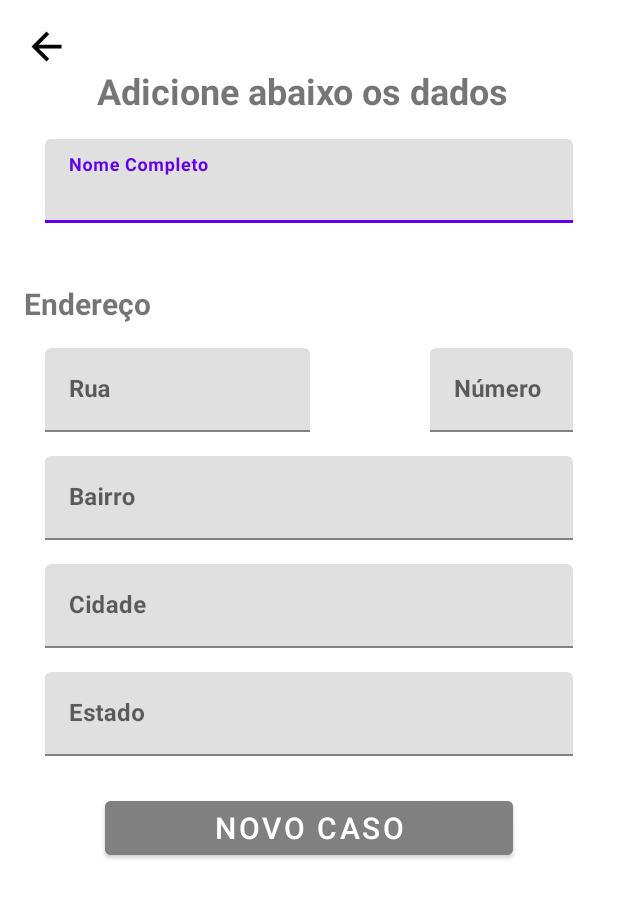
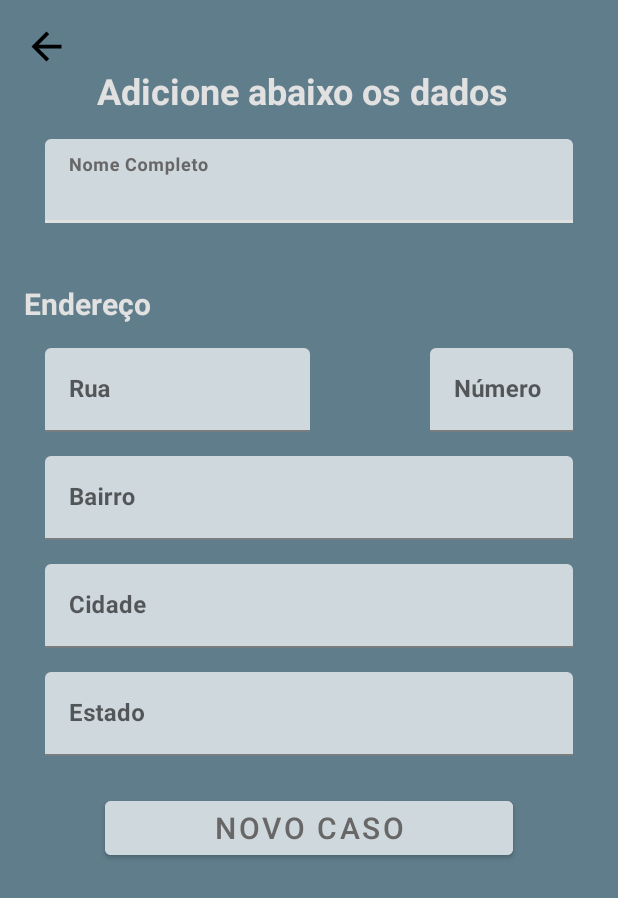
Before and after one commit to OlvDavid/Epidemic-Guard, an Android app: the screen it shows after launch once a user with an empty profile is signed in (novo_caso), after a tap on an icon or button, on a phone screen of 412 x 824 dp. Shown: the top 898 px of the screen. Run offline under Robolectric (Android 15) with nearby library versions, the phone set to English and light mode, and no system bars; our stand-ins replace Firebase (no records; nobody signed in at launch, a user with empty details on screens opened directly); Roboto replaces fonts that are not available here.

Commit message:
Melhoria completa nas telas que faltavam

```diff
--- a/app/src/main/java/com/guard/epidemicguard/perfil.java
+++ b/app/src/main/java/com/guard/epidemicguard/perfil.java
@@ -46,7 +46,7 @@ public class perfil extends AppCompatActivity {
             v.setPadding(systemBars.left, systemBars.top, systemBars.right, systemBars.bottom);
             return insets;
         });
-        inicarComponentes();
+        iniciarComponentes();
         imageVoltar.setOnClickListener(new View.OnClickListener() {
             @Override
             public void onClick(View v) {
@@ -95,7 +95,7 @@ public class perfil extends AppCompatActivity {
 
     }
 
-    private void inicarComponentes() {
+    private void iniciarComponentes() {
         imageVoltar = findViewById(R.id.imageBack);
         textNome = findViewById(R.id.textNome);
         textEmail = findViewById(R.id.textEmail);
--- a/app/src/main/res/layout/menu.xml
+++ b/app/src/main/res/layout/menu.xml
@@ -5,7 +5,7 @@
     android:id="@+id/telaMenu"
     android:layout_width="match_parent"
     android:layout_height="match_parent"
-    android:background="@color/cinza_claro">
+    android:background="#CFD8DC">
 
     <ImageView
         android:id="@+id/imagePerfil"
--- a/app/src/main/res/layout/novo_caso.xml
+++ b/app/src/main/res/layout/novo_caso.xml
@@ -5,7 +5,7 @@
     android:id="@+id/telaNovoCaso"
     android:layout_width="match_parent"
     android:layout_height="match_parent"
-    android:background="@color/white">
+    android:background="#607D8B">
 
     <com.google.android.material.textfield.TextInputLayout
         android:id="@+id/textInputLayout7"
@@ -14,6 +14,8 @@
         android:layout_marginStart="30dp"
         android:layout_marginTop="16dp"
         android:layout_marginEnd="30dp"
+        app:boxStrokeColor="@color/cinza_claro"
+        app:hintTextColor="@color/cinza_forte"
         app:layout_constraintEnd_toEndOf="parent"
         app:layout_constraintStart_toStartOf="parent"
         app:layout_constraintTop_toBottomOf="@+id/textView8">
@@ -22,6 +24,7 @@
             android:id="@+id/editNomeCompleto"
             android:layout_width="match_parent"
             android:layout_height="wrap_content"
+            android:backgroundTint="#CFD8DC"
             android:hint="Nome Completo"
             android:textStyle="bold" />
     </com.google.android.material.textfield.TextInputLayout>
@@ -42,6 +45,7 @@
         android:layout_height="wrap_content"
         android:layout_marginTop="44dp"
         android:text="Adicione abaixo os dados "
+        android:textColor="@color/cinza_claro"
         android:textSize="24sp"
         android:textStyle="bold"
         app:layout_constraintEnd_toEndOf="parent"
@@ -56,6 +60,7 @@
         android:layout_marginStart="16dp"
         android:layout_marginTop="40dp"
         android:text="Endereço"
+        android:textColor="@color/cinza_claro"
         android:textSize="20sp"
         android:textStyle="bold"
         app:layout_constraintStart_toStartOf="parent"
@@ -68,6 +73,8 @@
         android:layout_marginStart="30dp"
         android:layout_marginTop="16dp"
         android:layout_marginEnd="80dp"
+        app:boxStrokeColor="@color/cinza_claro"
+        app:hintTextColor="@color/cinza_forte"
         app:layout_constraintEnd_toStartOf="@+id/textInputLayout9"
         app:layout_constraintStart_toStartOf="parent"
         app:layout_constraintTop_toBottomOf="@+id/textView9">
@@ -76,6 +83,7 @@
             android:id="@+id/editRua"
             android:layout_width="match_parent"
             android:layout_height="wrap_content"
+            android:backgroundTint="#CFD8DC"
             android:hint="Rua"
             android:textStyle="bold" />
     </com.google.android.material.textfield.TextInputLayout>
@@ -86,6 +94,8 @@
         android:layout_height="56dp"
         android:layout_marginTop="16dp"
         android:layout_marginEnd="30dp"
+        app:boxStrokeColor="@color/cinza_claro"
+        app:hintTextColor="@color/cinza_forte"
         app:layout_constraintEnd_toEndOf="parent"
         app:layout_constraintTop_toBottomOf="@+id/textView9">
 
@@ -93,6 +103,7 @@
             android:id="@+id/editNumero"
             android:layout_width="match_parent"
             android:layout_height="match_parent"
+            android:backgroundTint="#CFD8DC"
             android:hint="Número"
             android:textSize="16sp"
             android:textStyle="bold" />
@@ -105,6 +116,8 @@
         android:layout_marginStart="30dp"
         android:layout_marginTop="16dp"
         android:layout_marginEnd="30dp"
+        app:boxStrokeColor="@color/cinza_claro"
+        app:hintTextColor="@color/cinza_forte"
         app:layout_constraintEnd_toEndOf="parent"
         app:layout_constraintStart_toStartOf="parent"
         app:layout_constraintTop_toBottomOf="@+id/textInputLayout8">
@@ -113,6 +126,7 @@
             android:id="@+id/editBairro"
             android:layout_width="match_parent"
             android:layout_height="wrap_content"
+            android:backgroundTint="#CFD8DC"
             android:hint="Bairro"
             android:textStyle="bold" />
     </com.google.android.material.textfield.TextInputLayout>
@@ -124,6 +138,8 @@
         android:layout_marginStart="30dp"
         android:layout_marginTop="16dp"
         android:layout_marginEnd="30dp"
+        app:boxStrokeColor="@color/cinza_claro"
+        app:hintTextColor="@color/cinza_forte"
         app:layout_constraintEnd_toEndOf="parent"
         app:layout_constraintStart_toStartOf="parent"
         app:layout_constraintTop_toBottomOf="@+id/textInputLayout10">
@@ -132,6 +148,7 @@
             android:id="@+id/editCidade"
             android:layout_width="match_parent"
             android:layout_height="wrap_content"
+            android:backgroundTint="#CFD8DC"
             android:hint="Cidade"
             android:textStyle="bold" />
     </com.google.android.material.textfield.TextInputLayout>
@@ -143,6 +160,8 @@
         android:layout_marginStart="30dp"
         android:layout_marginTop="16dp"
         android:layout_marginEnd="30dp"
+        app:boxStrokeColor="@color/cinza_claro"
+        app:hintTextColor="@color/cinza_forte"
         app:layout_constraintEnd_toEndOf="parent"
         app:layout_constraintStart_toStartOf="parent"
         app:layout_constraintTop_toBottomOf="@+id/textInputLayout11">
@@ -151,6 +170,7 @@
             android:id="@+id/editEstado"
             android:layout_width="match_parent"
             android:layout_height="wrap_content"
+            android:backgroundTint="#CFD8DC"
             android:hint="Estado"
             android:textStyle="bold" />
     </com.google.android.material.textfield.TextInputLayout>
@@ -162,8 +182,9 @@
         android:layout_marginStart="70dp"
         android:layout_marginTop="24dp"
         android:layout_marginEnd="70dp"
-        android:backgroundTint="@color/cinza"
+        android:backgroundTint="#CFD8DC"
         android:text="Novo Caso"
+        android:textColor="@color/cinza_forte"
         android:textSize="20sp"
         app:layout_constraintEnd_toEndOf="parent"
         app:layout_constraintStart_toStartOf="parent"
```
Also changed, not shown: app/src/main/res/layout/perfil.xml (+9 -4 lines).
